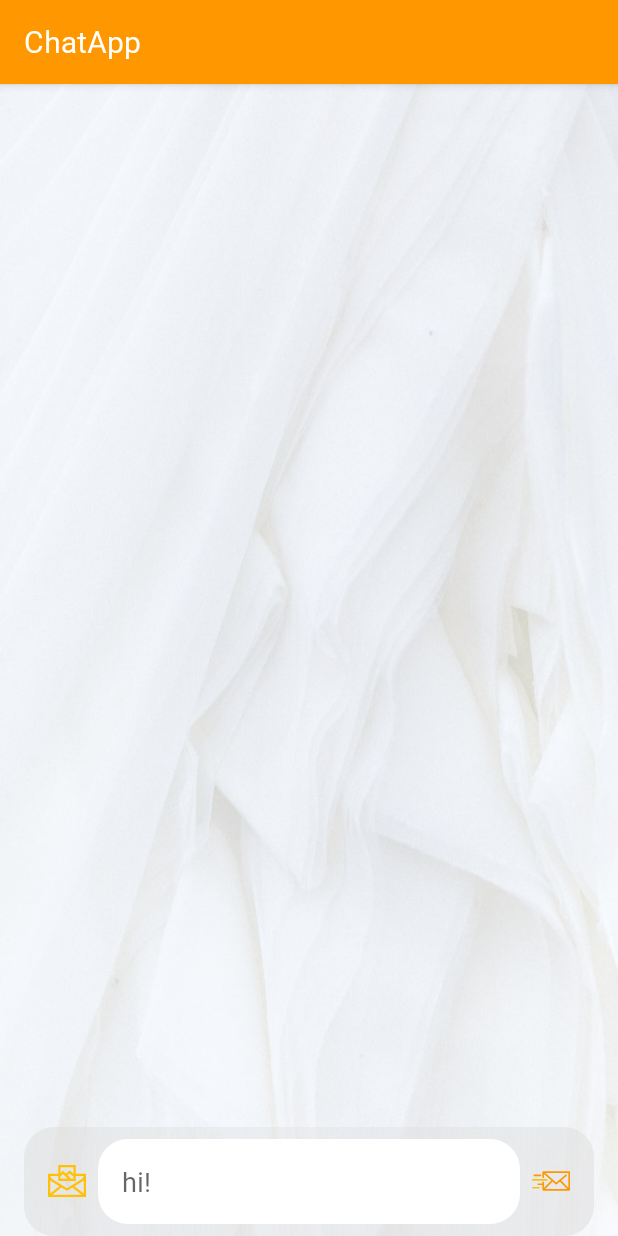
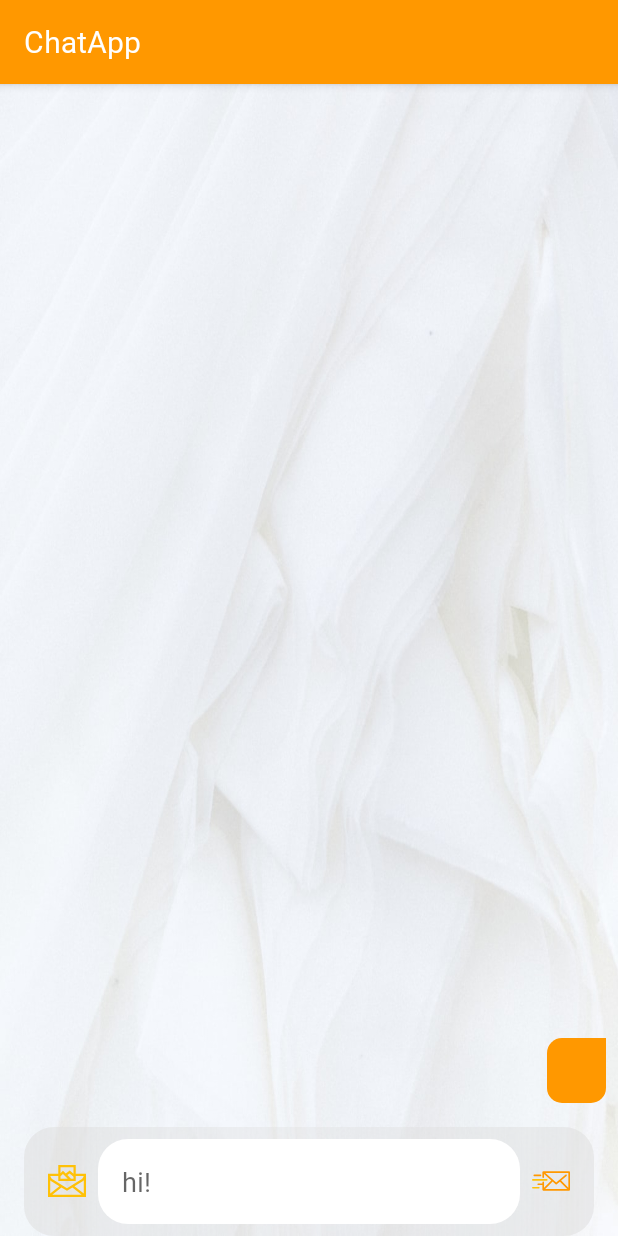
Before and after one commit to Murat-Arslan-46/Chat-Arneca, an Android app: the ChatFragment screen opened through its navigation route, after a tap on an icon or button, on a phone screen of 412 x 824 dp. Run offline under Robolectric (Android 15) with nearby library versions, the phone set to English and light mode, and no system bars; our stand-ins replace Firebase (no records; nobody signed in at launch, a user with empty details on screens opened directly), Room's generated code.

Commit message:
image send and auto download complete

```diff
--- a/app/src/main/java/com/marslan/chatarneca/MainActivity.kt
+++ b/app/src/main/java/com/marslan/chatarneca/MainActivity.kt
@@ -7,6 +7,7 @@
 import android.content.Intent
 import android.os.Build
 import android.os.Bundle
+import android.os.Environment
 import android.util.Log
 import androidx.appcompat.app.AppCompatActivity
 import androidx.core.app.NotificationCompat
@@ -22,6 +23,7 @@
 import com.marslan.chatarneca.data.EntityUser
 import com.marslan.chatarneca.data.SharedViewModel
 import com.marslan.chatarneca.data.User
+import java.io.File
 
 class MainActivity : AppCompatActivity() {
 
@@ -70,6 +72,17 @@
             }
         })
         supportFragmentManager.findFragmentById(R.id.fragment)
+        val appDir = File(Environment.getExternalStorageDirectory(), "ChatApp")
+            .apply {
+                if (!exists())
+                    mkdir()
+            }
+        val imageDir = File(appDir, "image")
+            .apply {
+                if (!exists())
+                    mkdir()
+            }
+        viewModel.setAppDir(imageDir)
     }
     @SuppressLint("UnspecifiedImmutableFlag")
     private fun notification(message: EntityMessage){
--- a/app/src/main/java/com/marslan/chatarneca/fragments/chat/ChatFragment.kt
+++ b/app/src/main/java/com/marslan/chatarneca/fragments/chat/ChatFragment.kt
@@ -14,10 +14,7 @@
 import androidx.core.content.ContextCompat.getSystemService
 import androidx.fragment.app.Fragment
 import androidx.lifecycle.ViewModelProvider
-import com.google.firebase.auth.FirebaseAuth
-import com.google.firebase.auth.ktx.auth
 import com.google.firebase.ktx.Firebase
-import com.google.firebase.storage.FirebaseStorage
 import com.google.firebase.storage.ktx.storage
 import com.marslan.chatarneca.R
 import com.marslan.chatarneca.data.EntityChat
@@ -33,16 +30,15 @@
 class ChatFragment : Fragment() {
 
     companion object {
-        var attachMedia = false
-        var media: Uri? = null
+        private var attachMedia = false
+        private var media: Uri? = null
+        private var selectedMessage = arrayListOf<EntityMessage>()
+        private lateinit var binding: FragmentChatBinding
         private lateinit var viewModel: SharedViewModel
-        private lateinit var binding: FragmentChatBinding
+        private lateinit var chat: EntityChat
         private lateinit var adapter : ChatAdapter
-        private lateinit var chat: EntityChat
-        private lateinit var selectedMessage : ArrayList<EntityMessage>
     }
 
-    @SuppressLint("FragmentLiveDataObserve", "NotifyDataSetChanged", "RestrictedApi")
     override fun onCreateView(
         inflater: LayoutInflater,
         container: ViewGroup?,
@@ -50,17 +46,24 @@
     ): View {
         binding = FragmentChatBinding.inflate(inflater, container, false)
         viewModel = ViewModelProvider(requireActivity()).get(SharedViewModel::class.java)
-        val auth = viewModel.getAuth()
         chat = viewModel.getCurrentChat()
-        binding.chatSendMessage.setOnClickListener {
-            sendMessage(auth)
+        val isNotGroup = chat.users.split("%").size <= 2
+        adapter = ChatAdapter(
+            arrayListOf(),
+            selectedMessage,
+            isNotGroup,
+            this::onClickMessage,
+            this::onLongClickMessage,
+            this::imageViewer
+        )
+        binding.apply{
+            chatMessageList.adapter = adapter
+            chatSendMessage.setOnClickListener { onClickSend() }
+            chatSendMedia.setOnClickListener { onClickAttach() }
+            chatMediaCancel.setOnClickListener { cancelMedia() }
         }
-        selectedMessage = arrayListOf()
-        val isNotGroup = chat.users.split("%").size <= 2
-        adapter = ChatAdapter(arrayListOf(),selectedMessage,isNotGroup,this::onClick,this::onLongClick)
-        binding.chatMessageList.adapter = adapter
         viewModel.getMessageWithChatID(chat.id).observe(requireActivity(), { list ->
-            adapter.setSubmitList(list as ArrayList<EntityMessage>)
+            adapter.setCurrentList(list as ArrayList<EntityMessage>)
             list.forEach {
                 if(!it.iSaw){
                     it.iSaw = true
@@ -69,14 +72,112 @@
             }
             binding.chatMessageList.smoothScrollToPosition(adapter.itemCount)
         })
-        binding.chatSendMedia.setOnClickListener { attachMedia() }
-        binding.chatMediaCancel.setOnClickListener {
-            binding.chatMediaPreview.visibility = View.GONE
-            binding.chatMediaCancel.visibility = View.GONE
-            attachMedia = false
-            media = null
+        return (binding.root)
+    }
+    @SuppressLint("SimpleDateFormat")
+    private fun onClickSend() {
+        binding.chatSendMessage.setBackgroundResource(R.drawable.ic_waiting)
+        val id =
+        if(adapter.itemCount != 0)
+            (((adapter.getLastItem().id/10000)+1)*10000) + chat.id
+        else
+            10000 + chat.id
+        val text = binding.chatInputText.text.toString()
+        val date = SimpleDateFormat("dd/MM/yy HH:mm").format(Date())
+        val fromID = viewModel.getAuth().uid.toString()
+        val message = EntityMessage(id,text,date,fromID,chat.id,media = attachMedia)
+        message.ref = viewModel.getFirebaseDatabase()
+            .getReference(chat.toRef).push().key.toString()
+
+        if(attachMedia){
+            Firebase.storage
+            .getReference("${message.chatID}/${message.id}.jpg").putFile(media!!)
+            .addOnSuccessListener {
+                val appDir = File(Environment.getExternalStorageDirectory(),"ChatApp")
+                    .apply {
+                        if (!exists())
+                            mkdir()
+                    }
+                val imageDir = File(appDir,"image")
+                    .apply {
+                        if (!exists())
+                            mkdir()
+                    }
+                val file = File(imageDir,"${message.chatID}-${message.id}.jpg")
+                val stream = FileOutputStream(file.path)
+                val byteArray = requireActivity().contentResolver.openInputStream(media!!)?.readBytes()
+                stream.write(byteArray)
+                stream.close()
+                sendToFirebase(message)
+            }
+            .addOnCanceledListener {
+                Toast.makeText(requireContext(),getString(R.string.error_send),Toast.LENGTH_SHORT).show()
+            }
         }
-        return (binding.root)
+        else{
+            sendToFirebase(message)
+        }
+    }
+    private fun sendToFirebase(message: EntityMessage){
+        viewModel.getFirebaseDatabase().getReference(chat.toRef)
+            .child(message.ref).setValue(message)
+            .addOnSuccessListener {
+                viewModel.newMessage(message)
+                binding.chatInputText.text.clear()
+                cancelMedia()
+                binding.chatSendMessage.setBackgroundResource(R.drawable.btn_chat_send)
+            }
+            .addOnCanceledListener {
+                Toast.makeText(requireContext(),getString(R.string.error_send),Toast.LENGTH_SHORT).show()
+                binding.chatSendMessage.setBackgroundResource(R.drawable.btn_chat_send)
+            }
+    }
+    private fun onLongClickMessage(message: EntityMessage):Boolean{
+        if(selectedMessage.isEmpty()){
+            setHasOptionsMenu(true)
+            if (selectedMessage.none { it == message })
+                selectedMessage.add(message)
+            else
+                selectedMessage.remove(message)
+        }
+        return true
+    }
+    private fun onClickMessage(message: EntityMessage){
+        if(selectedMessage.isNotEmpty()){
+            if(selectedMessage.none { it == message })
+                selectedMessage.add(message)
+            else
+                selectedMessage.remove(message)
+        }
+        if(selectedMessage.isEmpty())
+            setHasOptionsMenu(false)
+    }
+    private fun onClickAttach() {
+        val intent = Intent(Intent.ACTION_PICK)
+        intent.type = "image/*"
+        startActivityForResult(intent, 1)
+    }
+    private fun cancelMedia(){
+        binding.chatMediaPreview.visibility = View.GONE
+        binding.chatMediaCancel.visibility = View.GONE
+        attachMedia = false
+        media = null
+    }
+    private fun imageViewer(uri: Uri){
+        binding.chatImageViewer.apply {
+            setImageURI(uri)
+            visibility = View.VISIBLE
+            setOnClickListener { visibility = View.GONE }
+        }
+    }
+    override fun onActivityResult(requestCode: Int, resultCode: Int, data: Intent?) {
+        if (resultCode == Activity.RESULT_OK && requestCode == 1){
+            media = data?.data
+            binding.chatMediaPreview.setImageURI(media)
+            binding.chatMediaPreview.visibility = View.VISIBLE
+            binding.chatMediaCancel.visibility = View.VISIBLE
+            attachMedia = true
+        }
     }
     override fun onCreateOptionsMenu(menu: Menu, inflater: MenuInflater) {
         inflater.inflate(R.menu.chat_menu, menu)
@@ -98,91 +199,4 @@
             else -> super.onOptionsItemSelected(item)
         }
     }
-
-    @SuppressLint("SimpleDateFormat", "NotifyDataSetChanged")
-    private fun sendMessage(auth: FirebaseAuth) {
-        val text : String
-        binding.chatInputText.text.apply {
-            if(this.isEmpty())
-                return
-            text = this.toString()
-            clear()
-        }
-        val fromID = auth.currentUser!!.uid
-        val sdf = SimpleDateFormat("dd/MM/yy HH:mm")
-        val date = sdf.format(Date())
-        val id =
-            if(adapter.itemCount != 0)
-                (((adapter.getLastItem().id/10000)+1)*10000) + chat.id
-            else
-                10000 + chat.id
-        val message = EntityMessage(id,text,date,fromID,chat.id,media = attachMedia)
-        val key = viewModel.getFirebaseDatabase().getReference(chat.toRef).push().key
-        message.ref = key.toString()
-        if(attachMedia){
-            Firebase.storage
-                .getReference("${message.chatID}/${message.id}.jpg")
-                .putFile(media!!)
-            val appDir = File(Environment.getExternalStorageDirectory(),"ChatApp")
-                .apply {
-                    if (!exists())
-                        mkdir()
-                }
-            val imageDir = File(appDir,"image")
-                .apply {
-                    if (!exists())
-                        mkdir()
-                }
-            val localFile = File(imageDir,"${message.chatID}-${message.id}.jpg")
-            val stream = FileOutputStream(localFile.path)
-            val byteArray = requireActivity().contentResolver.openInputStream(media!!)?.readBytes()
-            stream.write(byteArray)
-            stream.close()
-            binding.chatMediaPreview.visibility = View.GONE
-            binding.chatMediaCancel.visibility = View.GONE
-            attachMedia = false
-            media = null
-        }
-        viewModel.getFirebaseDatabase().getReference(chat.toRef).child(key.toString()).setValue(message)
-        viewModel.newMessage(message)
-    }
-
-    private fun onLongClick(message: EntityMessage):Boolean{
-        if(selectedMessage.isEmpty()){
-            setHasOptionsMenu(true)
-            if (selectedMessage.none { it == message })
-                selectedMessage.add(message)
-            else
-                selectedMessage.remove(message)
-        }
-        return true
-    }
-
-    private fun onClick(message: EntityMessage){
-        if(selectedMessage.isNotEmpty()){
-            if(selectedMessage.none { it == message })
-                selectedMessage.add(message)
-            else
-                selectedMessage.remove(message)
-        }
-        if(selectedMessage.isEmpty())
-            setHasOptionsMenu(false)
-    }
-
-    private fun attachMedia() {
-        val intent = Intent(Intent.ACTION_PICK)
-        intent.type = "image/*"
-        startActivityForResult(intent, 1)
-    }
-
-    override fun onActivityResult(requestCode: Int, resultCode: Int, data: Intent?) {
-        if (resultCode == Activity.RESULT_OK && requestCode == 1){
-            media = data?.data
-            binding.chatMediaPreview.setImageURI(media)
-            binding.chatMediaPreview.visibility = View.VISIBLE
-            binding.chatMediaCancel.visibility = View.VISIBLE
-            attachMedia = true
-        }
-    }
-
 }
--- a/app/src/main/res/drawable/background_receive_message_box.xml
+++ b/app/src/main/res/drawable/background_receive_message_box.xml
@@ -1,7 +1,7 @@
 <?xml version="1.0" encoding="utf-8"?>
 <shape xmlns:android="http://schemas.android.com/apk/res/android">
     <solid
-        android:color="?attr/colorPrimary"/>
+        android:color="?attr/colorPrimaryVariant"/>
     <corners
         android:bottomRightRadius="10dp"
         android:bottomLeftRadius="10dp"
--- a/app/src/main/res/drawable/background_send_message_box.xml
+++ b/app/src/main/res/drawable/background_send_message_box.xml
@@ -1,7 +1,7 @@
 <?xml version="1.0" encoding="utf-8"?>
 <shape xmlns:android="http://schemas.android.com/apk/res/android">
     <solid
-        android:color="?attr/colorSecondary"/>
+        android:color="?attr/colorPrimary"/>
     <corners
         android:bottomRightRadius="10dp"
         android:topLeftRadius="10dp"
--- /dev/null
+++ b/app/src/main/res/drawable/ic_waiting.xml
@@ -0,0 +1,15 @@
+<vector android:height="24dp" android:viewportHeight="512"
+    android:viewportWidth="512" android:width="24dp" xmlns:android="http://schemas.android.com/apk/res/android">
+    <path android:fillColor="?attr/colorPrimaryVariant" android:pathData="M256.001,0c-8.284,0 -15,6.716 -15,15v96.4c0,8.284 6.716,15 15,15s15,-6.716 15,-15V15C271.001,6.716 264.285,0 256.001,0z"/>
+    <path android:fillColor="?attr/colorPrimaryVariant" android:pathData="M256.001,385.601c-8.284,0 -15,6.716 -15,15V497c0,8.284 6.716,15 15,15s15,-6.716 15,-15v-96.399C271.001,392.316 264.285,385.601 256.001,385.601z"/>
+    <path android:fillColor="?attr/colorPrimary" android:pathData="M196.691,123.272l-48.2,-83.485c-4.142,-7.175 -13.316,-9.633 -20.49,-5.49c-7.174,4.142 -9.632,13.316 -5.49,20.49l48.2,83.485c2.778,4.813 7.82,7.502 13.004,7.502c2.545,0 5.124,-0.648 7.486,-2.012C198.375,139.62 200.833,130.446 196.691,123.272z"/>
+    <path android:fillColor="?attr/colorPrimary" android:pathData="M389.491,457.212l-48.199,-83.483c-4.142,-7.175 -13.316,-9.633 -20.49,-5.49c-7.174,4.142 -9.632,13.316 -5.49,20.49l48.199,83.483c2.778,4.813 7.82,7.502 13.004,7.502c2.545,0 5.124,-0.648 7.486,-2.012C391.175,473.56 393.633,464.386 389.491,457.212z"/>
+    <path android:fillColor="?attr/colorPrimaryVariant" android:pathData="M138.274,170.711L54.788,122.51c-7.176,-4.144 -16.348,-1.685 -20.49,5.49c-4.142,7.174 -1.684,16.348 5.49,20.49l83.486,48.202c2.362,1.364 4.941,2.012 7.486,2.012c5.184,0 10.226,-2.69 13.004,-7.503C147.906,184.027 145.448,174.853 138.274,170.711z"/>
+    <path android:fillColor="?attr/colorPrimaryVariant" android:pathData="M472.213,363.51l-83.484,-48.199c-7.176,-4.142 -16.349,-1.684 -20.49,5.491c-4.142,7.175 -1.684,16.349 5.49,20.49l83.484,48.199c2.363,1.364 4.941,2.012 7.486,2.012c5.184,0 10.227,-2.69 13.004,-7.502C481.845,376.825 479.387,367.651 472.213,363.51z"/>
+    <path android:fillColor="?attr/colorPrimary" android:pathData="M111.401,241.002H15c-8.284,0 -15,6.716 -15,15s6.716,15 15,15h96.401c8.284,0 15,-6.716 15,-15S119.685,241.002 111.401,241.002z"/>
+    <path android:fillColor="?attr/colorPrimary" android:pathData="M497,241.002h-96.398c-8.284,0 -15,6.716 -15,15s6.716,15 15,15H497c8.284,0 15,-6.716 15,-15S505.284,241.002 497,241.002z"/>
+    <path android:fillColor="?attr/colorPrimaryVariant" android:pathData="M143.765,320.802c-4.142,-7.175 -13.314,-9.633 -20.49,-5.49l-83.486,48.2c-7.174,4.142 -9.632,13.316 -5.49,20.49c2.778,4.813 7.82,7.502 13.004,7.502c2.545,0 5.124,-0.648 7.486,-2.012l83.486,-48.2C145.449,337.15 147.907,327.976 143.765,320.802z"/>
+    <path android:fillColor="?attr/colorPrimaryVariant" android:pathData="M477.702,128.003c-4.142,-7.175 -13.315,-9.632 -20.49,-5.49l-83.484,48.2c-7.174,4.141 -9.632,13.315 -5.49,20.489c2.778,4.813 7.82,7.503 13.004,7.503c2.544,0 5.124,-0.648 7.486,-2.012l83.484,-48.2C479.386,144.351 481.844,135.177 477.702,128.003z"/>
+    <path android:fillColor="?attr/colorPrimary" android:pathData="M191.201,368.239c-7.174,-4.144 -16.349,-1.685 -20.49,5.49l-48.2,83.485c-4.142,7.174 -1.684,16.348 5.49,20.49c2.362,1.364 4.941,2.012 7.486,2.012c5.184,0 10.227,-2.69 13.004,-7.502l48.2,-83.485C200.833,381.555 198.375,372.381 191.201,368.239z"/>
+    <path android:fillColor="?attr/colorPrimary" android:pathData="M384.001,34.3c-7.175,-4.144 -16.349,-1.685 -20.49,5.49l-48.199,83.483c-4.143,7.174 -1.685,16.348 5.49,20.49c2.362,1.364 4.941,2.012 7.486,2.012c5.184,0 10.226,-2.69 13.004,-7.502l48.199,-83.483C393.633,47.616 391.175,38.442 384.001,34.3z"/>
+</vector>
--- a/app/src/main/res/layout/fragment_chat.xml
+++ b/app/src/main/res/layout/fragment_chat.xml
@@ -99,4 +99,16 @@
         tools:itemCount="5"
         tools:listitem="@layout/item_message_send" />
 
+    <ImageView
+        android:id="@+id/chat_image_viewer"
+        android:layout_width="0dp"
+        android:layout_height="0dp"
+        android:background="@color/black"
+        android:src="@drawable/background_input_box"
+        android:visibility="gone"
+        app:layout_constraintBottom_toBottomOf="parent"
+        app:layout_constraintEnd_toEndOf="parent"
+        app:layout_constraintStart_toStartOf="parent"
+        app:layout_constraintTop_toTopOf="parent" />
+
 </androidx.constraintlayout.widget.ConstraintLayout>
--- a/app/src/main/res/layout/item_message_send.xml
+++ b/app/src/main/res/layout/item_message_send.xml
@@ -24,7 +24,7 @@
             android:layout_marginStart="8dp"
             android:layout_marginTop="8dp"
             android:background="@drawable/background_media_box"
-            android:scaleType="centerCrop"
+            android:scaleType="fitXY"
             android:src="@drawable/ic_download"
             android:visibility="gone"
             app:layout_constraintBottom_toTopOf="@+id/send_message"
--- a/app/src/main/res/values/strings.xml
+++ b/app/src/main/res/values/strings.xml
@@ -19,4 +19,5 @@
     <string name="contact">Contact</string>
     <string name="chat">Chat</string>
     <string name="group">Group</string>
+    <string name="error_send">check network and try again please</string>
 </resources>
```
Also changed, not shown: app/src/main/java/com/marslan/chatarneca/data/SharedViewModel.kt (+11 -0 lines), app/src/main/java/com/marslan/chatarneca/fragments/chat/ChatAdapter.kt (+54 -48 lines).
